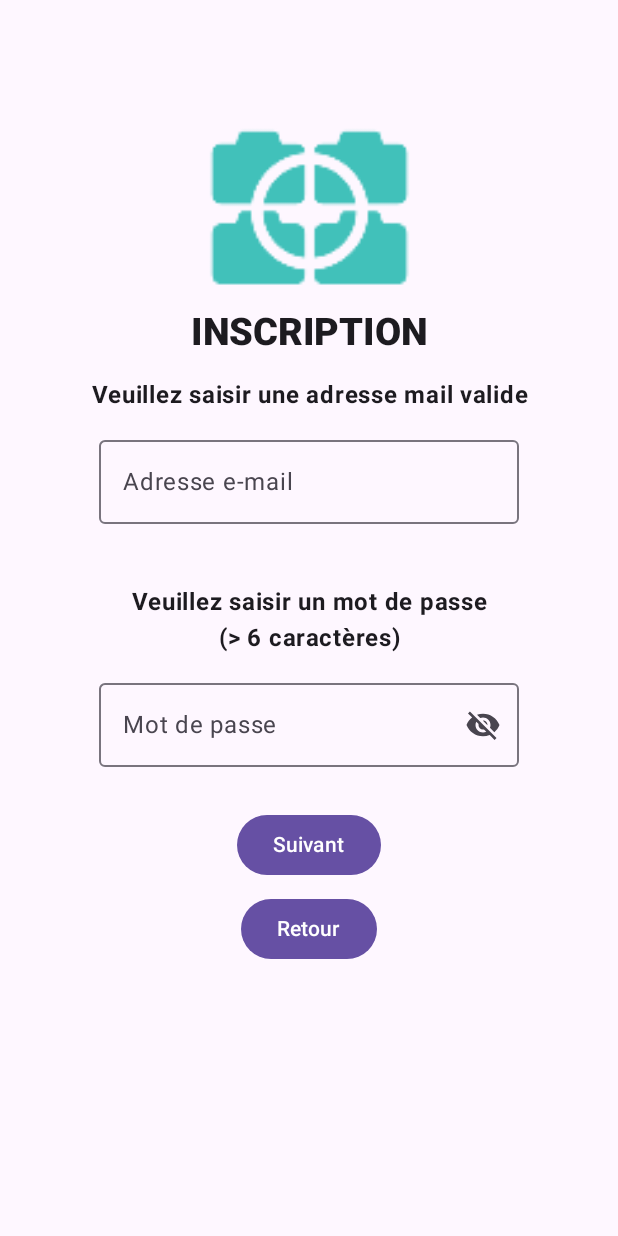
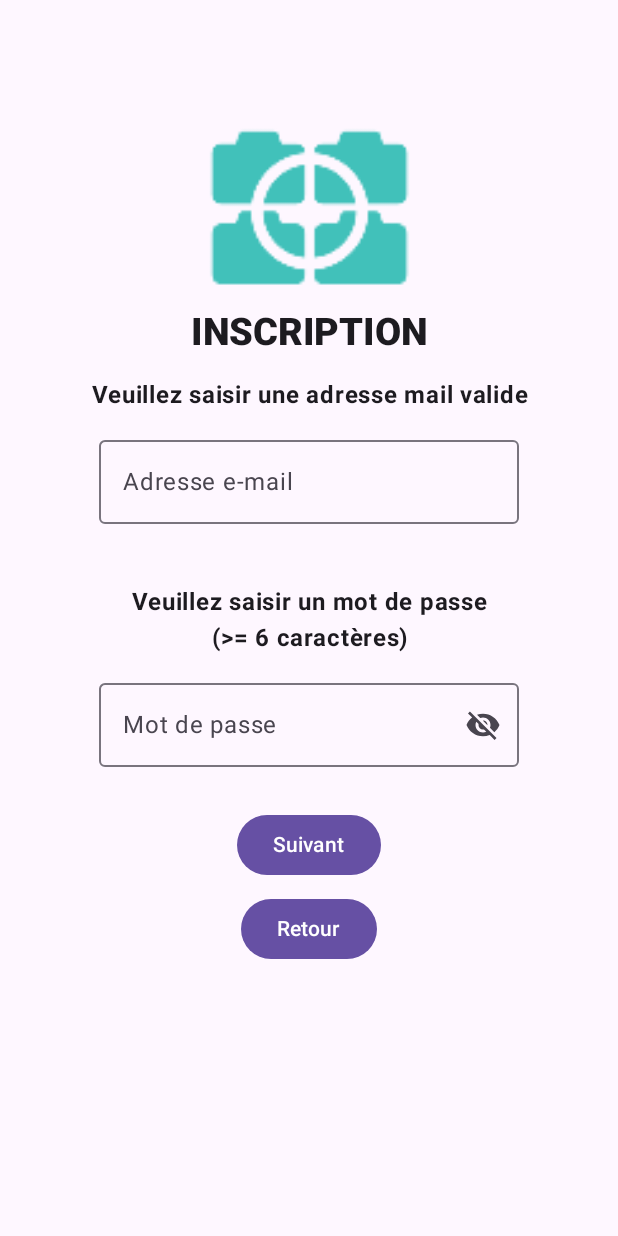
Before and after one commit to LucasLaho/PicLyt, an Android app built with Jetpack Compose: the RegistrationScreen screen opened through its navigation route, on a phone screen of 412 x 824 dp. Run offline under Robolectric (Android 15) with nearby library versions, the phone set to English and light mode, and no system bars; our stand-ins replace Firebase (no records; nobody signed in at launch, a user with empty details on screens opened directly).

Commit message:
Task : Refactorisation in global

```diff
--- a/app/src/main/java/com/example/piclyt/fireBaseUtils/Username.kt
+++ b/app/src/main/java/com/example/piclyt/fireBaseUtils/Username.kt
@@ -64,7 +64,7 @@ fun getUsername(authManager: AuthManager, db: FirebaseFirestore): String {
     val uid = currentUser?.uid
     var username = ""
     if(uid!=null) {
-        db.collection("usernames")
+        db.collection("users")
             .document(uid)
             .get()
             .addOnSuccessListener { documentSnapshot ->
--- a/app/src/main/java/com/example/piclyt/pages/connectionPages/RegistrationScreen.kt
+++ b/app/src/main/java/com/example/piclyt/pages/connectionPages/RegistrationScreen.kt
@@ -71,7 +71,7 @@ fun RegistrationScreen(navController: NavController, context: Context, modifier:
 
             Spacer(modifier = Modifier.padding(20.dp))
 
-            Text(text = "Veuillez saisir un mot de passe\n(> 6 caractères)",
+            Text(text = "Veuillez saisir un mot de passe\n(>= 6 caractères)",
                 fontWeight = FontWeight.Bold,
                 textAlign = TextAlign.Center
             )
--- a/app/src/main/java/com/example/piclyt/utils/UtilsFunctions.kt
+++ b/app/src/main/java/com/example/piclyt/utils/UtilsFunctions.kt
@@ -31,7 +31,7 @@ fun testDataFields(context: Context, emailText: String, passwordText: String): B
 }
 
 fun isUsernameAvailable(db: FirebaseFirestore, usernameText: String, callback: (Boolean) -> Unit) {
-    db.collection("usernames")
+    db.collection("users")
         .whereEqualTo("username", usernameText)
         .get()
         .addOnSuccessListener { querySnapshot ->
```
